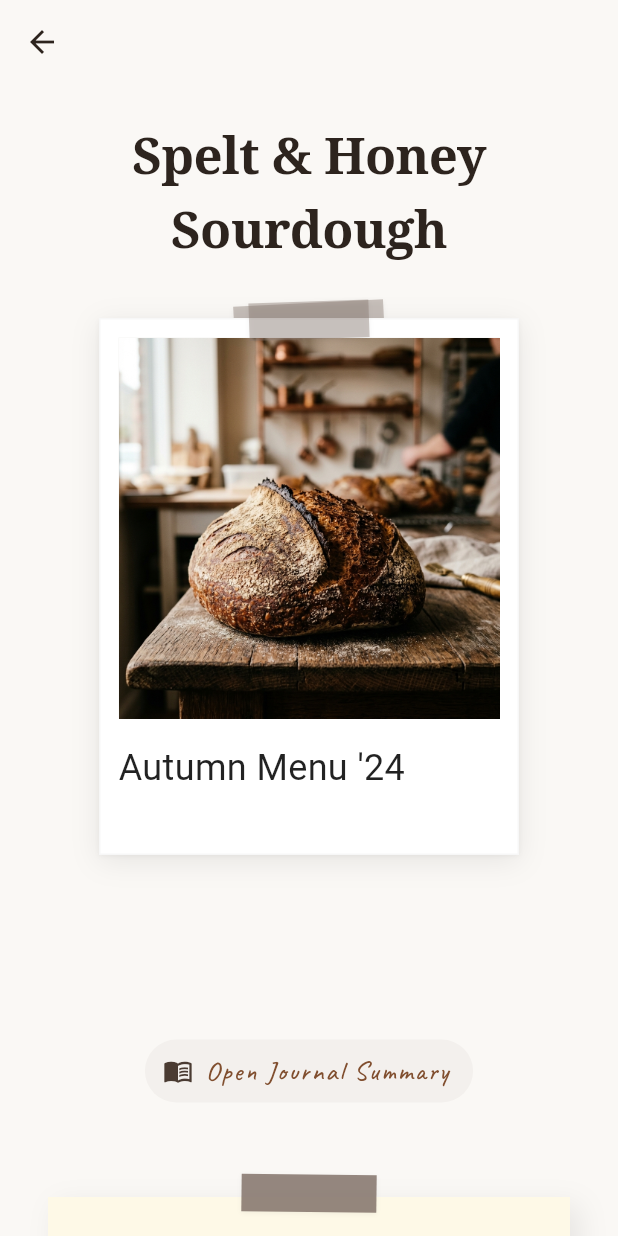
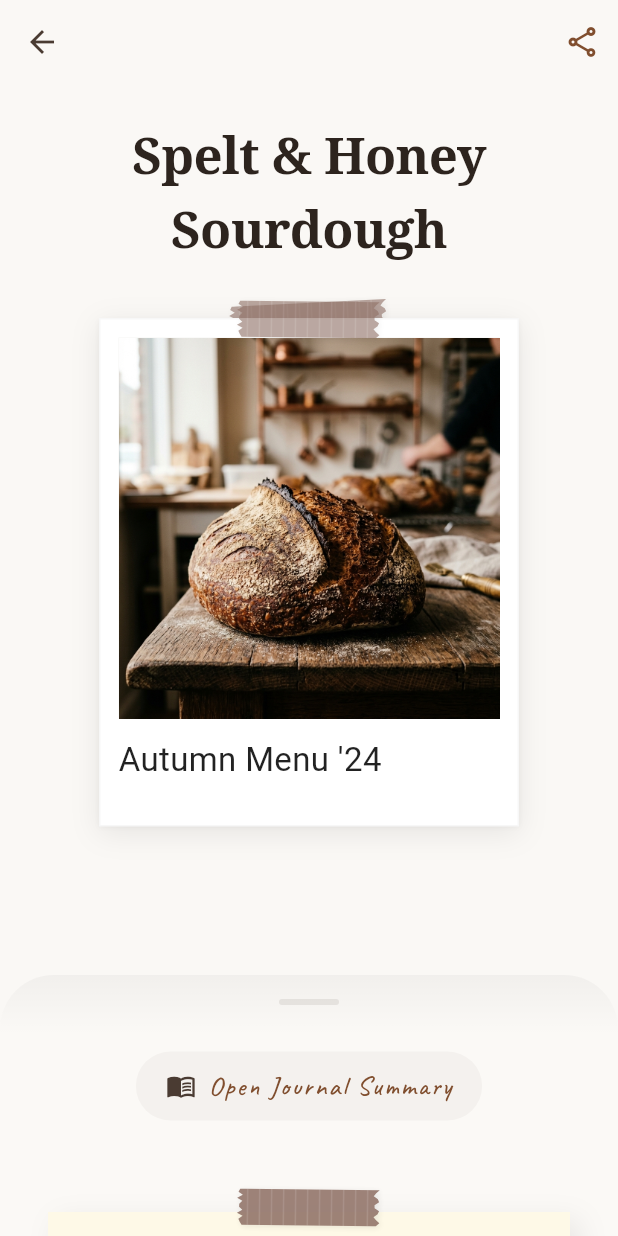
Before and after one commit to Ssassin-01/the_atelier, a Flutter app: the RecipeArchiveScreen screen opened directly, after a tap on "Spelt & Honey Sourdough", on a phone screen of 412 x 824 dp. Run offline on Flutter 3.47's test engine with Material 3 defaults, Android fonts, the light colour scheme and no system bars; our stand-ins replace flutter_riverpod, google_fonts, hive, hive_flutter; accounts and stored records are empty; network calls fail.

Commit message:
feat: enhance recipe detail UI with realistic washi-tape animation and process images

```diff
--- a/lib/models/component.dart
+++ b/lib/models/component.dart
@@ -15,9 +15,13 @@ class RecipeComponent extends HiveObject {
   @HiveField(2)
   List<RecipeStep> steps;
 
+  @HiveField(3)
+  final String? imageUrl;
+
   RecipeComponent({
     required this.title,
     required this.ingredients,
     required this.steps,
+    this.imageUrl,
   });
 }
--- a/lib/screens/recipe_detail_screen.dart
+++ b/lib/screens/recipe_detail_screen.dart
@@ -29,6 +29,14 @@ class RecipeDetailScreen extends StatelessWidget {
             floating: false,
             pinned: true,
             backgroundColor: ArtisanalTheme.background,
+            elevation: 0,
+            leading: IconButton(
+              icon: const Icon(Icons.arrow_back, color: ArtisanalTheme.ink),
+              onPressed: () => Navigator.pop(context),
+            ),
+            actions: [
+              IconButton(onPressed: () {}, icon: const Icon(Icons.share_outlined, color: ArtisanalTheme.primary)),
+            ],
             flexibleSpace: FlexibleSpaceBar(
               background: SingleChildScrollView(
                 physics: const NeverScrollableScrollPhysics(),
@@ -71,10 +79,55 @@ class RecipeDetailScreen extends StatelessWidget {
               ),
             ),
           ),
-          SliverPadding(
-            padding: const EdgeInsets.symmetric(horizontal: 0.0, vertical: 40.0),
-            sliver: SliverList(
-              delegate: SliverChildListDelegate([
+
+          SliverToBoxAdapter(
+            child: Container(
+              decoration: const BoxDecoration(
+                color: Color(0xFFFBF9F6),
+                borderRadius: BorderRadius.only(
+                  topLeft: Radius.circular(36),
+                  topRight: Radius.circular(36),
+                ),
+              ),
+              child: Stack(
+                alignment: Alignment.topCenter,
+                children: [
+                  Positioned(
+                    top: 0,
+                    left: 0,
+                    right: 0,
+                    child: Container(
+                      height: 40,
+                      decoration: BoxDecoration(
+                        borderRadius: const BorderRadius.only(
+                          topLeft: Radius.circular(36),
+                          topRight: Radius.circular(36),
+                        ),
+                        gradient: LinearGradient(
+                          begin: Alignment.topCenter,
+                          end: Alignment.bottomCenter,
+                          colors: [
+                            Colors.black.withValues(alpha: 0.04),
+                            Colors.transparent,
+                          ],
+                        ),
+                      ),
+                    ),
+                  ),
+
+                  Column(
+                    children: [
+                      const SizedBox(height: 16),
+                      Container(
+                        width: 40,
+                        height: 4,
+                        decoration: BoxDecoration(
+                          color: ArtisanalTheme.ink.withValues(alpha: 0.1),
+                          borderRadius: BorderRadius.circular(2),
+                        ),
+                      ),
+                      const SizedBox(height: 30),
+
                       Center(
                         child: TextButton.icon(
                           onPressed: () => Navigator.push(
@@ -89,13 +142,26 @@ class RecipeDetailScreen extends StatelessWidget {
                           style: TextButton.styleFrom(
                             foregroundColor: ArtisanalTheme.ink,
                             backgroundColor: ArtisanalTheme.secondary.withValues(alpha: 0.05),
+                            padding: const EdgeInsets.symmetric(horizontal: 20, vertical: 10),
                           ),
                         ),
                       ),
+
                       const SizedBox(height: 60),
+
+                      Padding(
+                        padding: const EdgeInsets.symmetric(horizontal: 0),
+                        child: Column(
+                          children: [
                             ...recipe.components.map((comp) => AnimatedRecipePostIt(component: comp)),
+                          ],
+                        ),
+                      ),
                       const SizedBox(height: 100),
-              ]),
+                    ],
+                  ),
+                ],
+              ),
             ),
           ),
         ],
@@ -121,7 +187,7 @@ class _AnimatedRecipePostItState extends State<AnimatedRecipePostIt> with Single
   void initState() {
     super.initState();
     _controller = AnimationController(
-        duration: const Duration(milliseconds: 800), vsync: this);
+        duration: const Duration(milliseconds: 850), vsync: this);
   }
 
   @override
@@ -131,8 +197,7 @@ class _AnimatedRecipePostItState extends State<AnimatedRecipePostIt> with Single
   }
 
   void _onHorizontalDragUpdate(DragUpdateDetails details) {
-    // Relative drag to control rotation
-    double delta = details.primaryDelta! / 300.0;
+    double delta = details.primaryDelta! / 320.0;
     _controller.value -= delta;
   }
 
@@ -173,21 +238,21 @@ class _AnimatedRecipePostItState extends State<AnimatedRecipePostIt> with Single
                 final angle = _controller.value * math.pi;
                 return Transform(
                   transform: Matrix4.identity()
-                    ..setEntry(3, 2, 0.0008) // Perspective
-                    ..rotateY(angle), // Balanced center rotation
-                  alignment: Alignment.center, // GO BACK TO CENTER SO IT STAYS VISIBLE
+                    ..setEntry(3, 2, 0.0008)
+                    ..rotateY(angle),
+                  alignment: Alignment.center,
                   child: angle < math.pi / 2
-                    ? _postItWrapper(_buildIngredientsContent()) // Front face
+                    ? _postItWrapper(_buildIngredientsContent(), widget.component.imageUrl)
                     : Transform(
-                        transform: Matrix4.identity()..rotateY(math.pi), // Face user
+                        transform: Matrix4.identity()..rotateY(math.pi),
                         alignment: Alignment.center,
-                        child: _postItWrapper(_buildMethodsContent(l10n)),
+                        child: _postItWrapper(_buildMethodsContent(l10n), widget.component.imageUrl),
                       ),
                 );
               },
             ),
 
-            // Fixed Indicators
+            // Tab Indicators
             Positioned(
               top: 25,
               child: Row(
@@ -200,16 +265,47 @@ class _AnimatedRecipePostItState extends State<AnimatedRecipePostIt> with Single
               ),
             ),
 
-            // Tape on top
-            Positioned(
+            // DYNAMIC WASHI TAPE (Reacts to flip tension)
+            AnimatedBuilder(
+              animation: _controller,
+              builder: (context, child) {
+                // Sticker tilts slightly as the paper flips
+                final tension = math.sin(_controller.value * math.pi) * 0.04;
+                return Positioned(
                   top: -15,
-              child: const WashiTape(
+                  child: WashiTape(
                     width: 90,
-                rotation: 0.012,
+                    rotation: 0.012 + tension, // Add dynamic tilt
                     opacity: 0.85,
                   ),
+                );
+              },
             ),
           ],
+        ),
+      ),
+    );
+  }
+
+  Widget _buildMiniPolaroid(String imagePath) {
+    return Container(
+      width: 80,
+      padding: const EdgeInsets.fromLTRB(6, 6, 6, 18),
+      decoration: BoxDecoration(
+        color: Colors.white,
+        boxShadow: [
+          BoxShadow(
+            color: Colors.black.withValues(alpha: 0.1),
+            blurRadius: 8,
+            offset: const Offset(2, 4),
+          ),
+        ],
+      ),
+      child: AspectRatio(
+        aspectRatio: 1,
+        child: ArtisanalImage(
+          imagePath: imagePath,
+          fit: BoxFit.cover,
         ),
       ),
     );
@@ -221,11 +317,16 @@ class _AnimatedRecipePostItState extends State<AnimatedRecipePostIt> with Single
       crossAxisAlignment: CrossAxisAlignment.start,
       children: [
         const SizedBox(height: 20),
-        Text(
+        SizedBox(
+          width: 180,
+          child: Text(
             widget.component.title,
             style: ArtisanalTheme.hand(fontSize: 26, color: ArtisanalTheme.ink).copyWith(
               fontWeight: FontWeight.bold,
               decoration: TextDecoration.underline,
+            ),
+            maxLines: 1,
+            overflow: TextOverflow.ellipsis,
           ),
         ),
         const SizedBox(height: 20),
@@ -244,7 +345,7 @@ class _AnimatedRecipePostItState extends State<AnimatedRecipePostIt> with Single
             ],
           ),
         )),
-        const SizedBox(height: 32),
+        const SizedBox(height: 16),
         Align(
           alignment: Alignment.bottomRight,
           child: Opacity(
@@ -268,10 +369,15 @@ class _AnimatedRecipePostItState extends State<AnimatedRecipePostIt> with Single
       crossAxisAlignment: CrossAxisAlignment.start,
       children: [
         const SizedBox(height: 20),
-        Text(
+        SizedBox(
+          width: 180,
+          child: Text(
             'Method: ${widget.component.title}',
             style: ArtisanalTheme.hand(fontSize: 22, color: ArtisanalTheme.primary).copyWith(
               fontWeight: FontWeight.bold,
+            ),
+            maxLines: 1,
+            overflow: TextOverflow.ellipsis,
           ),
         ),
         const SizedBox(height: 20),
@@ -289,7 +395,7 @@ class _AnimatedRecipePostItState extends State<AnimatedRecipePostIt> with Single
             ],
           ),
         )).toList(),
-        const SizedBox(height: 32),
+        const SizedBox(height: 16),
         Align(
           alignment: Alignment.bottomLeft,
           child: Opacity(
@@ -327,9 +433,13 @@ class _AnimatedRecipePostItState extends State<AnimatedRecipePostIt> with Single
     );
   }
 
-  Widget _postItWrapper(Widget child) {
+  Widget _postItWrapper(Widget child, String? imageUrl) {
     return Container(
       margin: const EdgeInsets.symmetric(horizontal: 32),
+      child: Stack(
+        clipBehavior: Clip.none,
+        children: [
+          Container(
             padding: const EdgeInsets.fromLTRB(28, 56, 28, 28),
             decoration: BoxDecoration(
               color: const Color(0xFFFEF9E7),
@@ -342,6 +452,18 @@ class _AnimatedRecipePostItState extends State<AnimatedRecipePostIt> with Single
               ],
             ),
             child: child,
+          ),
+          if (imageUrl != null)
+            Positioned(
+              top: 50,
+              right: 15,
+              child: Transform.rotate(
+                angle: 0.08,
+                child: _buildMiniPolaroid(imageUrl),
+              ),
+            ),
+        ],
+      ),
     );
   }
 }
--- a/lib/services/mock_data.dart
+++ b/lib/services/mock_data.dart
@@ -15,6 +15,7 @@ List<Recipe> getMockRecipes() {
       components: [
         RecipeComponent(
           title: 'A. Pumpkin Cream',
+          imageUrl: 'assets/images/pumpkin_cream.png',
           ingredients: [
             Ingredient(name: 'Frozen Kabocha', amount: '300', unit: 'g'),
             Ingredient(name: 'Milk', amount: '90', unit: 'g'),
@@ -36,8 +37,9 @@ List<Recipe> getMockRecipes() {
         ),
         RecipeComponent(
           title: 'B. Mini Rice Balls',
+          imageUrl: 'assets/images/mini_mochi.png',
           ingredients: [
-            Ingredient(name: 'Dry Glutinous Rice Flour', amount: '50g', unit: ''),
+            Ingredient(name: 'Dry Glutinous Rice Flour', amount: '50', unit: 'g'),
             Ingredient(name: 'Hot Water', amount: '32', unit: 'g'),
             Ingredient(name: 'Sugar', amount: '4', unit: 'g'),
             Ingredient(name: 'Salt', amount: '0.5', unit: 'g'),
@@ -52,6 +54,7 @@ List<Recipe> getMockRecipes() {
         ),
         RecipeComponent(
           title: 'C. Pumpkin Seed Tuile',
+          imageUrl: 'assets/images/seed_tuile.png',
           ingredients: [
             Ingredient(name: 'Pumpkin Seeds', amount: '50', unit: 'g'),
             Ingredient(name: 'Butter', amount: '35', unit: 'g'),
@@ -70,6 +73,7 @@ List<Recipe> getMockRecipes() {
         ),
         RecipeComponent(
           title: 'D. Soybean Rice Crumble',
+          imageUrl: 'assets/images/soybean_crumble.png',
           ingredients: [
             Ingredient(name: 'Rice Flour', amount: '35', unit: 'g'),
             Ingredient(name: 'Soybean Powder', amount: '20', unit: 'g'),
@@ -87,6 +91,7 @@ List<Recipe> getMockRecipes() {
         ),
         RecipeComponent(
           title: 'E. Rice Ice Cream',
+          imageUrl: 'assets/images/rice_ice_cream.png',
           ingredients: [
             Ingredient(name: 'Cooked Glutinous Rice', amount: '50', unit: 'g'),
             Ingredient(name: 'Milk', amount: '350', unit: 'g'),
--- a/lib/widgets/polaroid_card.dart
+++ b/lib/widgets/polaroid_card.dart
@@ -1,4 +1,5 @@
 import 'package:flutter/material.dart';
+import 'dart:math' as math;
 import '../theme/artisanal_theme.dart';
 
 class WashiTape extends StatelessWidget {
@@ -10,33 +11,83 @@ class WashiTape extends StatelessWidget {
 
   const WashiTape({
     super.key,
-    this.width = 80,
-    this.height = 25,
+    this.width = 90,
+    this.height = 24,
     this.color,
-    this.opacity = 0.4,
-    this.rotation = -0.035, // Approx -2 degrees in radians
+    this.opacity = 0.6,
+    this.rotation = 0.012,
   });
 
   @override
   Widget build(BuildContext context) {
     return Transform.rotate(
       angle: rotation,
-      child: Container(
-        width: width,
-        height: height,
-        decoration: BoxDecoration(
-          color: (color ?? ArtisanalTheme.outline).withValues(alpha: opacity),
-          boxShadow: [
-            BoxShadow(
-              color: Colors.black.withValues(alpha: 0.05),
-              blurRadius: 2,
-              offset: const Offset(0, 1),
-            ),
-          ],
+      child: Opacity(
+        opacity: opacity,
+        child: SizedBox(
+          width: width,
+          height: height,
+          child: CustomPaint(
+            painter: _WashiPainter(color ?? const Color(0xFF8D6E63)),
+          ),
         ),
       ),
     );
   }
+}
+
+class _WashiPainter extends CustomPainter {
+  final Color color;
+  _WashiPainter(this.color);
+
+  @override
+  void paint(Canvas canvas, Size size) {
+    final paint = Paint()
+      ..color = color
+      ..style = PaintingStyle.fill;
+
+    final path = Path();
+
+    // Left torn edge
+    path.moveTo(math.sin(0) * 2, 0);
+    for (double i = 0; i <= size.height; i += 2) {
+      path.lineTo(math.sin(i * 5) * 2 - 1, i);
+    }
+
+    // Bottom edge (mostly straight but slightly organic)
+    path.lineTo(size.width - 2, size.height);
+
+    // Right torn edge
+    for (double i = size.height; i >= 0; i -= 2) {
+      path.lineTo(size.width + math.cos(i * 4) * 2, i);
+    }
+
+    // Top edge
+    path.lineTo(2, 0);
+    path.close();
+
+    // Draw shadow first
+    canvas.drawPath(
+      path.shift(const Offset(1, 1)),
+      Paint()
+        ..color = Colors.black.withValues(alpha: 0.1)
+        ..maskFilter = const MaskFilter.blur(BlurStyle.normal, 2),
+    );
+
+    canvas.drawPath(path, paint);
+
+    // Add some fiber texture/lines
+    final linePaint = Paint()
+      ..color = Colors.white.withValues(alpha: 0.12)
+      ..strokeWidth = 1.0;
+
+    for (double i = 4; i < size.width; i += 8) {
+      canvas.drawLine(Offset(i, 0), Offset(i, size.height), linePaint);
+    }
+  }
+
+  @override
+  bool shouldRepaint(CustomPainter oldDelegate) => false;
 }
 
 class PolaroidCard extends StatelessWidget {
@@ -63,7 +114,7 @@ class PolaroidCard extends StatelessWidget {
       angle: rotation,
       child: Container(
         width: width ?? 250,
-        padding: const EdgeInsets.fromLTRB(12, 12, 12, 40),
+        padding: const EdgeInsets.fromLTRB(12, 12, 12, 28), // Reduced from 40 to prevent overflow
         decoration: BoxDecoration(
           color: Colors.white,
           border: Border.all(color: Colors.black.withValues(alpha: 0.03)),
@@ -94,15 +145,15 @@ class PolaroidCard extends StatelessWidget {
                     child: image,
                   ),
                 ),
-                const SizedBox(height: 16),
+                const SizedBox(height: 12), // Reduced from 16
                 Text(
                   title,
-                  style: ArtisanalTheme.note(fontSize: 24, color: Colors.black87),
+                  style: ArtisanalTheme.note(fontSize: 22, color: Colors.black87), // Slightly smaller font
                   maxLines: 1,
                   overflow: TextOverflow.ellipsis,
                 ),
                 if (subtitle != null) ...[
-                  const SizedBox(height: 4),
+                  const SizedBox(height: 2), // Reduced from 4
                   Text(
                     subtitle!.toUpperCase(),
                     style: ArtisanalTheme.lightTheme.textTheme.labelLarge?.copyWith(
```
Also changed, not shown: assets/images/mini_mochi.png (added), assets/images/pumpkin_cream.png (added), assets/images/rice_ice_cream.png (added), assets/images/seed_tuile.png (added), assets/images/soybean_crumble.png (added), lib/models/component.g.dart. Lines whose indentation alone changed are shown as unchanged.
